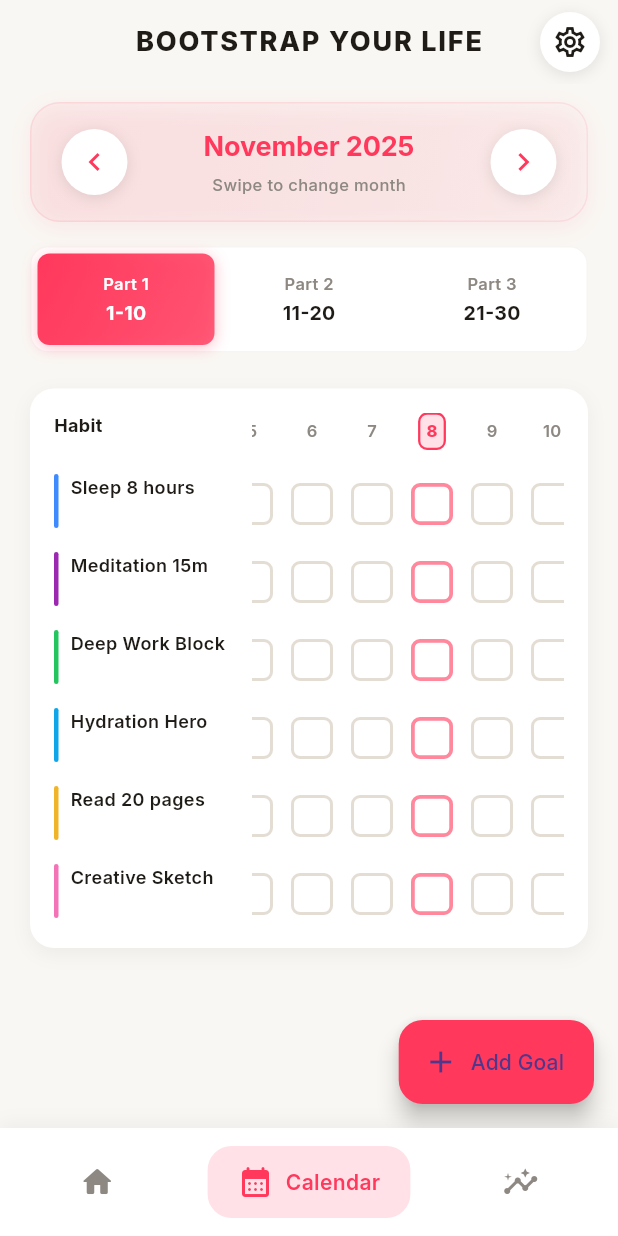
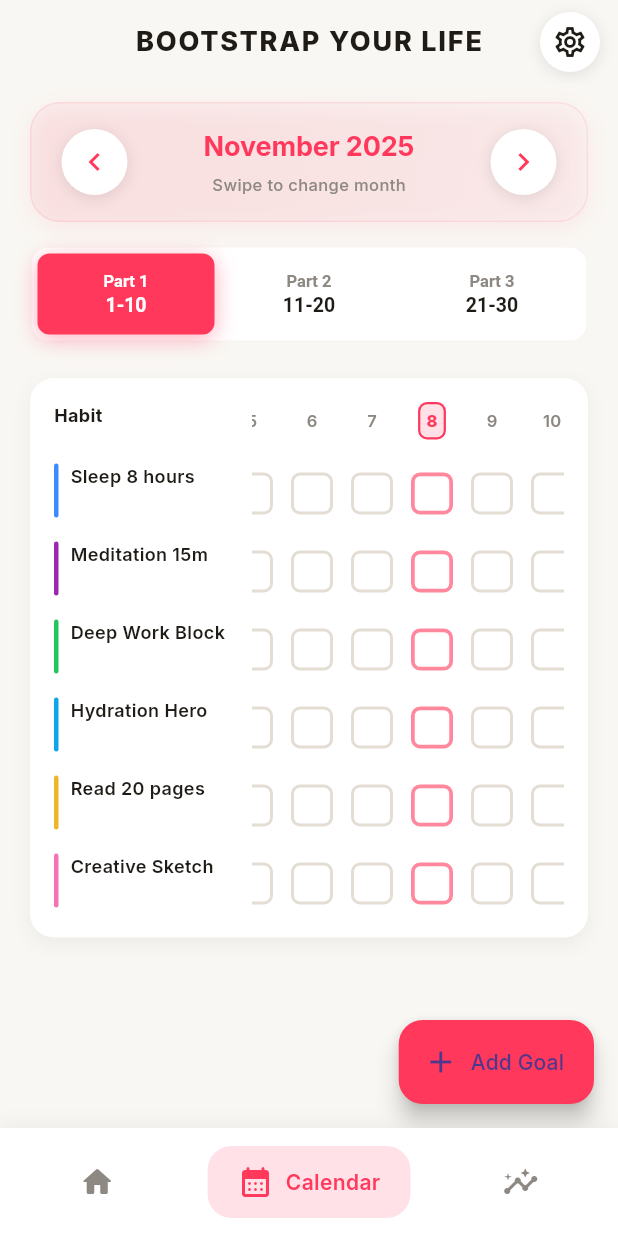
Before and after one commit to erencanakyuz/Bootstrapapp, a Flutter app: the MainScreen screen opened directly with empty values, item 2 of the bottom bar chosen, on a phone screen of 412 x 824 dp. Run offline on Flutter 3.47's test engine with Material 3 defaults, Android fonts, the phone set to English and light mode, and no system bars; our stand-ins replace confetti, file_picker, fl_chart, flutter_local_notifications, flutter_riverpod, flutter_svg and 5 more; accounts and stored records are empty.

Commit message:
Button click fixes1

```diff
--- a/lib/screens/calendar_screen.dart
+++ b/lib/screens/calendar_screen.dart
@@ -494,30 +494,29 @@
     final isSelected = _selectedPart == part;
 
     return Expanded(
-      child: GestureDetector(
+      child: Material(
+        color: Colors.transparent,
+        child: InkWell(
           onTap: () => _selectPart(part),
+          borderRadius: BorderRadius.circular(8),
+          splashColor: colors.primary.withValues(alpha: 0.1),
+          highlightColor: colors.primary.withValues(alpha: 0.05),
           child: AnimatedContainer(
-          duration: const Duration(milliseconds: 200),
+            duration: const Duration(milliseconds: 150),
+            curve: Curves.easeOut,
             padding: const EdgeInsets.symmetric(vertical: 12, horizontal: 8),
             decoration: BoxDecoration(
-            gradient: isSelected
-                ? LinearGradient(
-                    colors: [
-                      colors.primary,
-                      colors.primary.withValues(alpha: 0.8),
-                    ],
-                    begin: Alignment.topLeft,
-                    end: Alignment.bottomRight,
-                  )
-                : null,
-            color: isSelected ? null : Colors.transparent,
+              color: isSelected
+                  ? colors.primary
+                  : Colors.transparent,
               borderRadius: BorderRadius.circular(8),
               boxShadow: isSelected
                   ? [
                       BoxShadow(
-                      color: colors.primary.withValues(alpha: 0.3),
-                      blurRadius: 8,
-                      offset: const Offset(0, 2),
+                        color: colors.primary.withValues(alpha: 0.4),
+                        blurRadius: 12,
+                        offset: const Offset(0, 3),
+                        spreadRadius: 0,
                       ),
                     ]
                   : null,
@@ -525,24 +524,29 @@
             child: Column(
               mainAxisSize: MainAxisSize.min,
               children: [
-              Text(
-                'Part ${part + 1}',
+                AnimatedDefaultTextStyle(
+                  duration: const Duration(milliseconds: 150),
+                  curve: Curves.easeOut,
                   style: TextStyle(
                     fontSize: 11,
                     fontWeight: FontWeight.w600,
                     color: isSelected ? Colors.white : colors.textTertiary,
                   ),
+                  child: Text('Part ${part + 1}'),
                 ),
                 const SizedBox(height: 2),
-              Text(
-                label,
+                AnimatedDefaultTextStyle(
+                  duration: const Duration(milliseconds: 150),
+                  curve: Curves.easeOut,
                   style: TextStyle(
                     fontSize: 13,
                     fontWeight: FontWeight.w700,
                     color: isSelected ? Colors.white : colors.textPrimary,
                   ),
+                  child: Text(label),
                 ),
               ],
+            ),
           ),
         ),
       ),
--- a/lib/screens/main_screen.dart
+++ b/lib/screens/main_screen.dart
@@ -28,11 +28,9 @@
 class _MainScreenState extends ConsumerState<MainScreen> {
   int _currentIndex = 0;
   bool _showingThemeSheet = false;
-  late final PageController _pageController = PageController(keepPage: true);
 
   @override
   void dispose() {
-    _pageController.dispose();
     super.dispose();
   }
 
@@ -50,26 +48,31 @@
 
   Widget _buildContent(AppColors colors, List<Habit> habits) {
     final screens = [
-      HomeScreenNew(
+      _KeepAliveWrapper(
+        child: HomeScreenNew(
           habits: habits,
           onAddHabit: _handleAddHabit,
           onUpdateHabit: _handleUpdateHabit,
           onDeleteHabit: _handleDeleteHabit,
           themeController: widget.themeController,
         ),
-      CalendarScreen(
+      ),
+      _KeepAliveWrapper(
+        child: CalendarScreen(
           habits: habits,
           onUpdateHabit: _handleUpdateHabit,
         ),
-      InsightsScreen(habits: habits),
+      ),
+      _KeepAliveWrapper(
+        child: InsightsScreen(habits: habits),
+      ),
     ];
 
     return Scaffold(
       body: Stack(
         children: [
-          PageView(
-            controller: _pageController,
-            physics: const NeverScrollableScrollPhysics(),
+          IndexedStack(
+            index: _currentIndex,
             children: screens,
           ),
           if (_showingThemeSheet) ...[
@@ -249,11 +252,30 @@
 
   void _onTabSelected(int index) {
     if (_currentIndex == index) return;
-    setState(() => _currentIndex = index);
-    _pageController.animateToPage(
-      index,
-      duration: AppAnimations.moderate,
-      curve: AppAnimations.emphasized,
-    );
+    setState(() {
+      _currentIndex = index;
+    });
   }
 }
+
+// KeepAlive wrapper to preserve state when switching tabs
+class _KeepAliveWrapper extends StatefulWidget {
+  final Widget child;
+
+  const _KeepAliveWrapper({required this.child});
+
+  @override
+  State<_KeepAliveWrapper> createState() => _KeepAliveWrapperState();
+}
+
+class _KeepAliveWrapperState extends State<_KeepAliveWrapper>
+    with AutomaticKeepAliveClientMixin {
+  @override
+  bool get wantKeepAlive => true;
+
+  @override
+  Widget build(BuildContext context) {
+    super.build(context);
+    return widget.child;
+  }
+}
```
Lines whose indentation alone changed are shown as unchanged.
